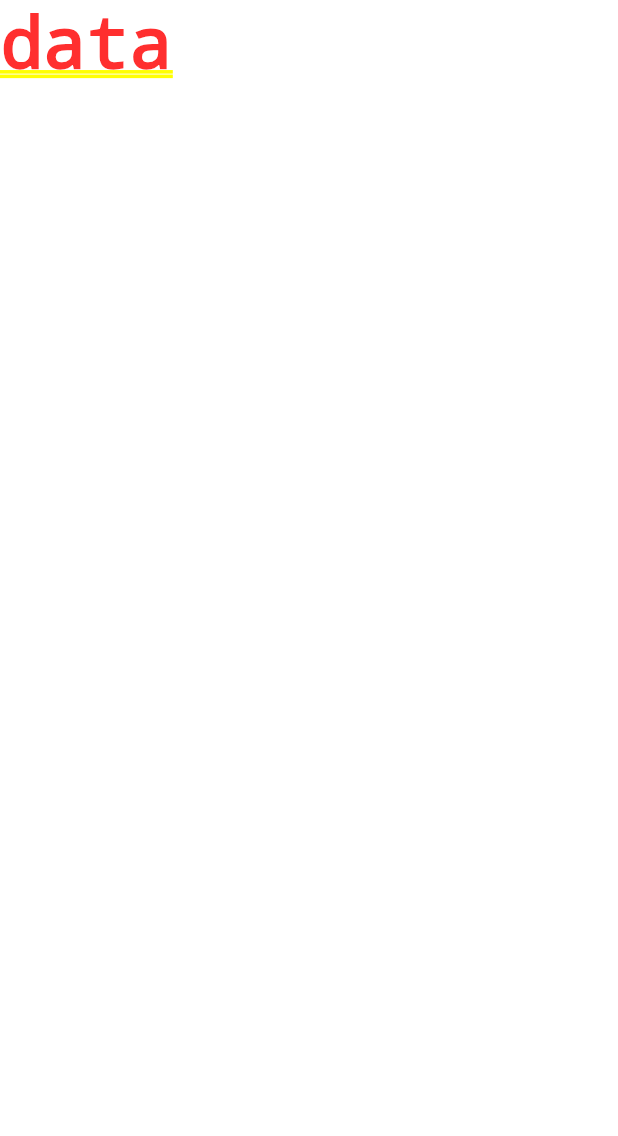
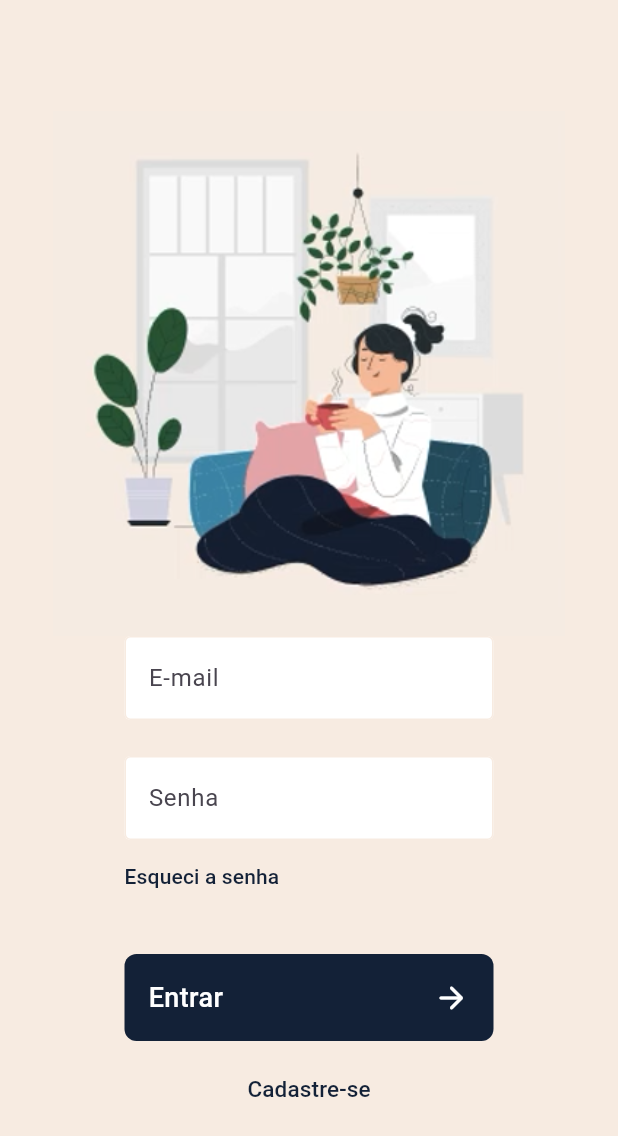
Before and after one commit to danvitoriano/flutter_google_bookmark, a Flutter app: the screen it shows after launch, after a tap on "Entrar", on a phone screen of 412 x 824 dp. Shown: the top 1136 px of the screen. Run offline on Flutter 3.47's test engine with Material 3 defaults, Android fonts, the light colour scheme and no system bars.

Commit message:
add login, signup, display_text

```diff
--- a/lib/screens/dashboard.dart
+++ b/lib/screens/dashboard.dart
@@ -1,5 +1,6 @@
 import 'package:flutter/material.dart';
 import 'package:flutter_google_bookmark/screens/components/primary_button.dart';
+import 'package:flutter_google_bookmark/screens/login.dart';
 import 'package:flutter_google_bookmark/theme.dart';
 
 class Dashboard extends StatelessWidget {
@@ -48,7 +49,7 @@ class Dashboard extends StatelessWidget {
                     Navigator.push(
                         context,
                         MaterialPageRoute(
-                          builder: (context) => const Text("data")
+                          builder: (context) => Login()
                         ));
                   },
                 ),
--- a/lib/screens/login.dart
+++ b/lib/screens/login.dart
@@ -0,0 +1,124 @@
+import 'package:flutter/material.dart';
+import 'package:flutter_google_bookmark/screens/components/primary_button.dart';
+import 'package:flutter_google_bookmark/screens/sign_up.dart';
+import 'package:flutter_google_bookmark/theme.dart';
+
+class Login extends StatefulWidget {
+  const Login({super.key});
+
+  @override
+  State<Login> createState() => _LoginState();
+}
+
+class _LoginState extends State<Login> {
+  final _formKey = GlobalKey<FormState>();
+
+  @override
+  Widget build(BuildContext context) {
+    return SafeArea(
+      child: Container(
+        decoration: AppBackgroundProperties.boxDecoration,
+        child: Scaffold(
+          backgroundColor: Colors.transparent,
+          body: Center(
+            child: SingleChildScrollView(
+              child: Stack(
+                alignment: Alignment.bottomCenter,
+                children: <Widget>[
+                  Column(
+                    mainAxisAlignment: MainAxisAlignment.center,
+                    children: <Widget>[
+                      Container(
+                        constraints:
+                            const BoxConstraints(maxWidth: 350, maxHeight: 350),
+                        child: Image.asset(
+                          'assets/images/welcome.png',
+                          fit: BoxFit.contain,
+                        ),
+                      ),
+                      SizedBox(
+                        width: 246,
+                        child: Form(
+                          key: _formKey,
+                          child: Column(
+                            crossAxisAlignment: CrossAxisAlignment.start,
+                            children: <Widget>[
+                              Padding(
+                                padding: const EdgeInsets.only(bottom: 24.0),
+                                child: TextFormField(
+                                  style:
+                                      InputDecorationProperties.textDecoration,
+                                  decoration: InputDecorationProperties
+                                      .newInputDecoration(
+                                          "seuemail@dominio.com", "E-mail"),
+                                  keyboardType: TextInputType.emailAddress,
+                                ),
+                              ),
+                              TextFormField(
+                                style: InputDecorationProperties.textDecoration,
+                                decoration: InputDecorationProperties
+                                    .newInputDecoration("******", "Senha"),
+                                obscureText: true,
+                              ),
+                              Padding(
+                                padding: const EdgeInsets.only(bottom: 28.0),
+                                child: TextButton(
+                                  style: TextButton.styleFrom(
+                                      padding: const EdgeInsets.symmetric(
+                                          vertical: 8.0)),
+                                  onPressed: () {},
+                                  child: Text(
+                                    "Esqueci a senha",
+                                    style: TextStyle(color: AppColors.orange),
+                                  ),
+                                ),
+                              ),
+                              PrimaryButtonIcon(
+                                  text: "Entrar",
+                                  onTap: () {
+                                    Navigator.push(
+                                        context,
+                                        MaterialPageRoute(
+                                            builder: (context) =>
+                                                const Text("home")));
+                                  },
+                                  icon: Icons.arrow_forward_rounded),
+                              Padding(
+                                padding: const EdgeInsets.only(top: 8.0),
+                                child: TextButton(
+                                  style: TextButton.styleFrom(
+                                    fixedSize: const Size.fromWidth(246),
+                                    padding: const EdgeInsets.symmetric(
+                                        vertical: 8.0),
+                                  ),
+                                  onPressed: () {
+                                    Navigator.push(
+                                        context,
+                                        MaterialPageRoute(
+                                            builder: (context) =>
+                                                Signup()));
+                                  },
+                                  child: Text(
+                                    "Cadastre-se",
+                                    style: TextStyle(
+                                      color: AppColors.orange,
+                                      fontSize: 15,
+                                    ),
+                                  ),
+                                ),
+                              ),
+                            ],
+                          ),
+                        ),
+                      ),
+                    ],
+                  ),
+                ],
+              ),
+            ),
+          ),
+        ),
+      ),
+    );
+  }
+}
```
Also changed, not shown: lib/screens/components/display_text.dart (+22 -0 lines), lib/screens/sign_up.dart (+101 -0 lines).
